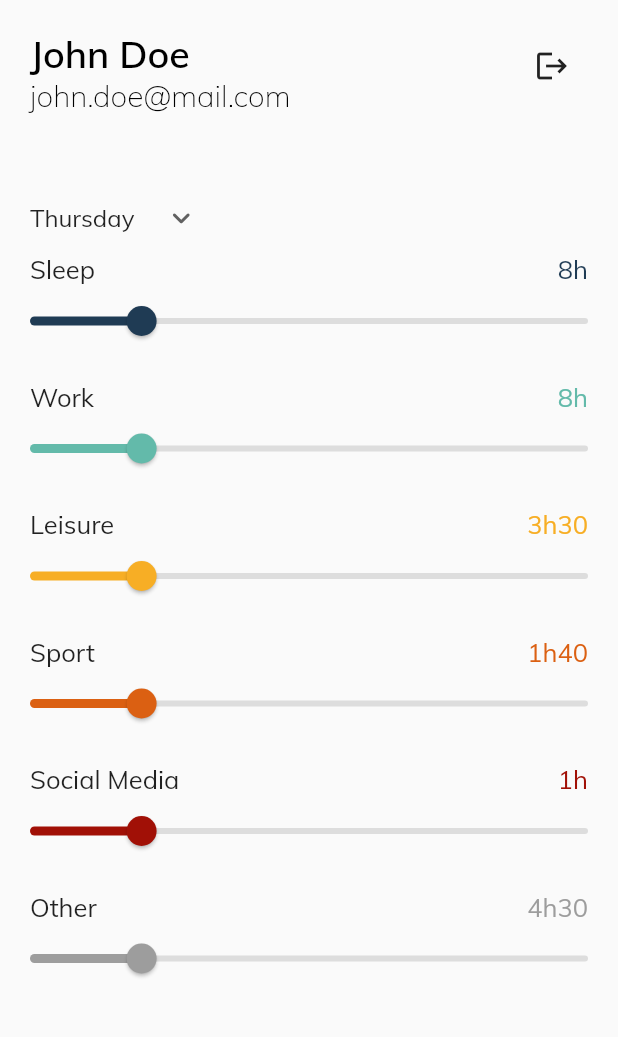
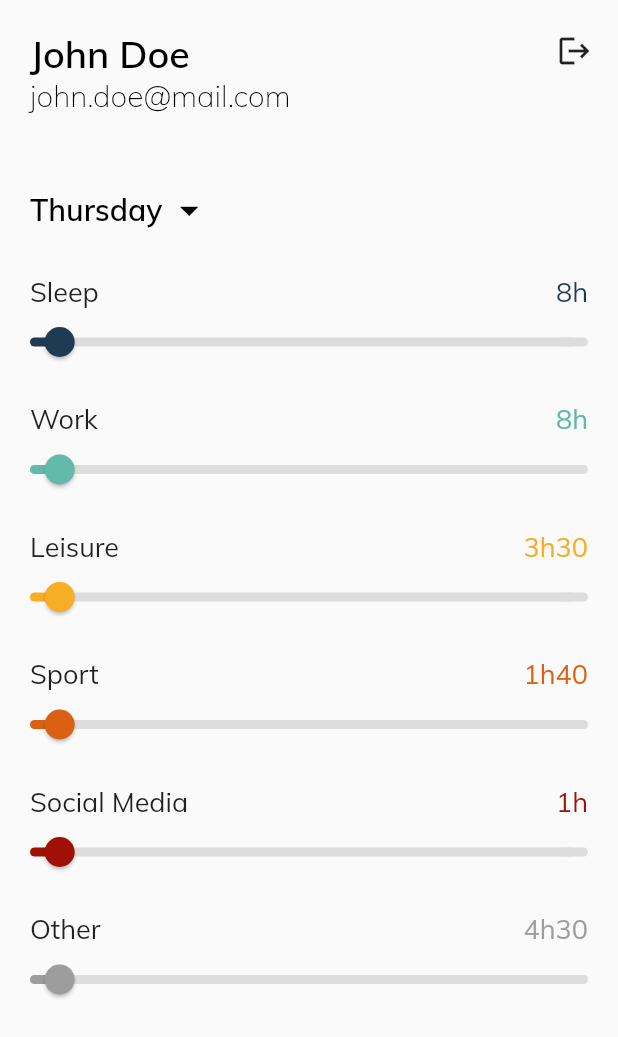
Before and after one commit to lucasepple/time_clerk_app, a Flutter app: the screen it shows after launch, on a phone screen of 412 x 824 dp. Shown: the top 1037 px of the screen. Run offline on Flutter 3.47's test engine with Material 2 defaults, Android fonts, the phone set to English and light mode, and no system bars; missing offline and left inert: cron.

Commit message:
profile screen update

```diff
--- a/lib/helpers/string_converter.dart
+++ b/lib/helpers/string_converter.dart
@@ -7,7 +7,11 @@ class StringConverter {
     final int hours = time ~/ 60;
     final int minutes = time % 60;
     if (hours == 0) {
-      timeString = '${minutes}min';
+      if (minutes == 0) {
+        timeString = '0h';
+      } else {
+        timeString = '${minutes}min';
+      }
     } else {
       if (minutes == 0) {
         timeString = '${hours}h';
--- a/lib/main.dart
+++ b/lib/main.dart
@@ -26,7 +26,9 @@ class TimeClerk extends StatelessWidget {
             color: Colors.black,
           ),
           bodyText1: TextStyle(
-            fontSize: 17,
+            // size Home Screen
+            // fontSize: 17,
+            fontSize: 18,
           ),
         ),
         buttonTheme: ButtonThemeData(
--- a/lib/screens/profile_screen.dart
+++ b/lib/screens/profile_screen.dart
@@ -15,10 +15,12 @@ class ProfileScreen extends StatelessWidget {
     for (Activity activity in Activity.values) {
       list.add(
         Container(
-          height: 85,
+          padding: EdgeInsets.symmetric(vertical: 9),
           child: Column(
             children: <Widget>[
-              Row(
+              Padding(
+                padding: const EdgeInsets.symmetric(horizontal: 20),
+                child: Row(
                   mainAxisAlignment: MainAxisAlignment.spaceBetween,
                   children: <Widget>[
                     Text(
@@ -34,7 +36,39 @@ class ProfileScreen extends StatelessWidget {
                     ),
                   ],
                 ),
+              ),
+              Stack(children: <Widget>[
+                Positioned(
+                  // make variable
+                  top: 22 - 3.0,
+                  left: 20,
+                  child: Container(
+                    height: 6,
+                    width: 20,
+                    decoration: BoxDecoration(
+                      color: TimeTracker.activityColors[activity],
+                      shape: BoxShape.rectangle,
+                      borderRadius: BorderRadius.all(Radius.circular(3.0)),
+                    ),
+                  ),
+                ),
+                Positioned(
+                  // make variable
+                  top: 22 - 3.0,
+                  right: 20,
+                  child: Container(
+                    height: 6,
+                    width: 20,
+                    decoration: BoxDecoration(
+                      // make variable?
+                      color: Color(0xffdddddd),
+                      shape: BoxShape.rectangle,
+                      borderRadius: BorderRadius.all(Radius.circular(3)),
+                    ),
+                  ),
+                ),
                 SettingsSlider(activity),
+              ]),
             ],
           ),
         ),
@@ -48,14 +82,26 @@ class ProfileScreen extends StatelessWidget {
     return Scaffold(
       body: SafeArea(
         child: Padding(
-          padding: const EdgeInsets.all(20),
+          // padding: const EdgeInsets.all(20),
+          // can maybe be removed
+          padding: const EdgeInsets.all(0),
           child: Column(
             children: <Widget>[
-              Row(
+              Padding(
+                padding: const EdgeInsets.only(
+                  top: 10,
+                  left: 20,
+                  right: 5,
+                ),
+                child: Row(
                   mainAxisAlignment: MainAxisAlignment.spaceBetween,
                   crossAxisAlignment: CrossAxisAlignment.start,
                   children: <Widget>[
-                  Column(
+                    Padding(
+                      padding: const EdgeInsets.only(
+                        top: 10,
+                      ),
+                      child: Column(
                         crossAxisAlignment: CrossAxisAlignment.start,
                         children: [
                           Text(
@@ -68,24 +114,31 @@ class ProfileScreen extends StatelessWidget {
                           ),
                         ],
                       ),
+                    ),
                     IconButton(
                       icon: Icon(Icons.logout),
                       onPressed: () {},
                     ),
                   ],
                 ),
+              ),
               SizedBox(
-                height: 45,
+                height: 40,
               ),
-              Container(
+              Padding(
+                padding: const EdgeInsets.symmetric(horizontal: 20),
+                child: Container(
                   alignment: Alignment.centerLeft,
                   child: WeekdayPicker(currentWeekday),
                 ),
-              Container(),
+              ),
+              SizedBox(
+                height: 10,
+              ),
               Container(
                 width: double.infinity,
                 height: 500,
-                //color: Colors.grey,
+                // color: Colors.grey,
                 child: ListView(
                   children: listTileBuilder(context),
                 ),
--- a/lib/widgets/settings_slider.dart
+++ b/lib/widgets/settings_slider.dart
@@ -16,11 +16,17 @@ class _SettingsSliderState extends State<SettingsSlider> {
   @override
   Widget build(BuildContext context) {
     return SliderTheme(
-      data: SliderThemeData(trackShape: CustomTrackShape()),
+      data: SliderThemeData(
+        trackShape: CustomTrackShape(),
+        // make shapes varaible
+        thumbShape: RoundSliderThumbShape(enabledThumbRadius: 10),
+        overlayShape: RoundSliderOverlayShape(overlayRadius: 22),
+      ),
       child: Slider(
+        divisions: 144,
         value: _currentSliderValue,
         min: 0,
-        max: 100,
+        max: 720,
         onChanged: (double value) {
           setState(() {
             _currentSliderValue = value;
@@ -33,7 +39,7 @@ class _SettingsSliderState extends State<SettingsSlider> {
   }
 }
 
-class CustomTrackShape extends RoundedRectSliderTrackShape {
+class CustomTrackShape extends RectangularSliderTrackShape {
   Rect getPreferredRect({
     @required RenderBox parentBox,
     Offset offset = Offset.zero,
@@ -41,11 +47,13 @@ class CustomTrackShape extends RoundedRectSliderTrackShape {
     bool isEnabled = false,
     bool isDiscrete = false,
   }) {
-    final double trackHeight = sliderTheme.trackHeight;
-    final double trackLeft = offset.dx;
+    final double trackHeight = 6;
+    // offset modified, replace through variable
+    final double trackLeft = offset.dx + 30;
     final double trackTop =
         offset.dy + (parentBox.size.height - trackHeight) / 2;
-    final double trackWidth = parentBox.size.width;
+    // width modified, replace through variable
+    final double trackWidth = parentBox.size.width - 60;
     return Rect.fromLTWH(trackLeft, trackTop, trackWidth, trackHeight);
   }
 }
--- a/lib/widgets/weekday_picker.dart
+++ b/lib/widgets/weekday_picker.dart
@@ -10,26 +10,69 @@ class WeekdayPicker extends StatefulWidget {
 }
 
 class _WeekdayPickerState extends State<WeekdayPicker> {
+  final List<String> _items = <String>[
+    'Monday',
+    'Tuesday',
+    'Wednesday',
+    'Thursday',
+    'Friday',
+    'Saturday',
+    'Sunday',
+  ];
+
+  List<String> _dropdownList() {
+    List<String> list = [];
+    int j = _items.indexWhere((item) => item == widget.dropdownValue);
+    for (int i = 0; i < 7; i++) {
+      list.add(_items[j]);
+      j++;
+      if (j > 6) {
+        j = 0;
+      }
+    }
+    return list;
+  }
+
   @override
   Widget build(BuildContext context) {
     return DropdownButtonHideUnderline(
       child: DropdownButton<String>(
         value: widget.dropdownValue,
-        icon: Icon(Icons.expand_more_rounded),
-        items: <String>[
-          'Monday',
-          'Tuesday',
-          'Wednesday',
-          'Thursday',
-          'Friday',
-          'Saturday',
-          'Sunday',
-        ].map<DropdownMenuItem<String>>((String value) {
+        icon: Icon(
+          Icons.arrow_drop_down,
+          size: 0,
+        ),
+        items: _dropdownList().map<DropdownMenuItem<String>>((String value) {
           return DropdownMenuItem<String>(
             value: value,
-            child: Text(value),
+            child: Text(
+              value,
+              style: Theme.of(context).textTheme.bodyText1,
+            ),
           );
         }).toList(),
+        selectedItemBuilder: (BuildContext context) {
+          return _dropdownList().map<Widget>((String item) {
+            return Row(
+              children: [
+                Text(
+                  item,
+                  style: Theme.of(context).textTheme.headline1.copyWith(
+                        fontSize: 20,
+                      ),
+                ),
+                SizedBox(
+                  width: 3,
+                ),
+                Icon(
+                  Icons.arrow_drop_down,
+                  color: Colors.black,
+                  size: 30,
+                ),
+              ],
+            );
+          }).toList();
+        },
         underline: null,
         onChanged: (String newValue) {
           setState(
```
Lines whose indentation alone changed are shown as unchanged.
